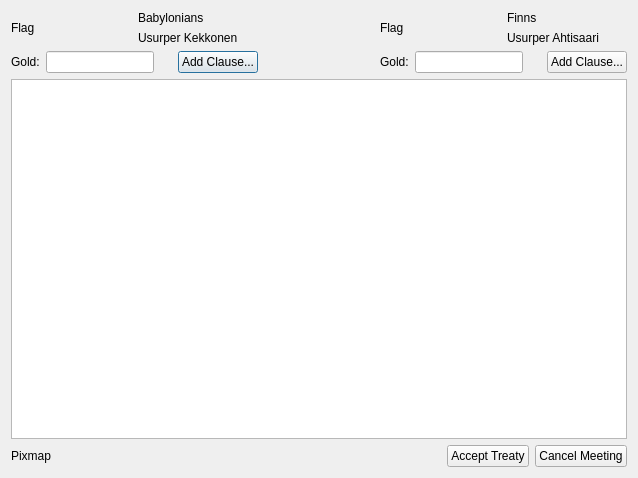
Before: the Qt Designer form gui-kde/treatydialog.ui in jusirkka/freeciv-kde, drawn with Qt 5.
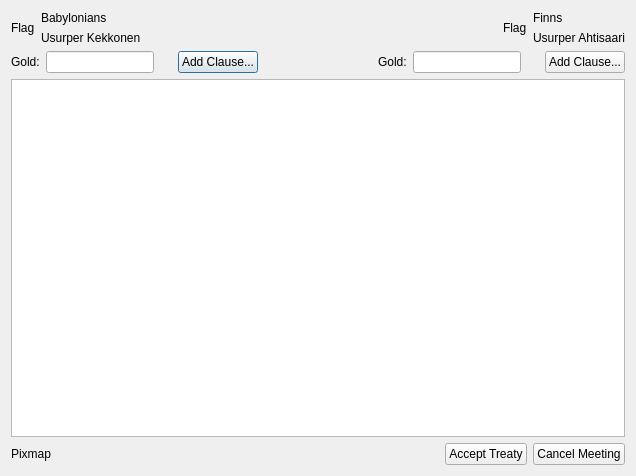
After: the same form once the commit is applied. Icons and pictures are not drawn.

Diff of the .ui file:
```diff
--- a/gui-kde/treatydialog.ui
+++ b/gui-kde/treatydialog.ui
@@ -6,8 +6,8 @@
    <rect>
     <x>0</x>
     <y>0</y>
-    <width>638</width>
-    <height>478</height>
+    <width>636</width>
+    <height>476</height>
    </rect>
   </property>
   <property name="windowTitle">
@@ -47,6 +47,19 @@
              </item>
             </layout>
            </item>
+           <item>
+            <spacer name="horizontalSpacer_5">
+             <property name="orientation">
+              <enum>Qt::Horizontal</enum>
+             </property>
+             <property name="sizeHint" stdset="0">
+              <size>
+               <width>40</width>
+               <height>20</height>
+              </size>
+             </property>
+            </spacer>
+           </item>
           </layout>
          </item>
          <item>
@@ -105,6 +118,19 @@
         <layout class="QVBoxLayout" name="verticalLayout_4">
          <item>
           <layout class="QHBoxLayout" name="horizontalLayout_2">
+           <item>
+            <spacer name="horizontalSpacer_6">
+             <property name="orientation">
+              <enum>Qt::Horizontal</enum>
+             </property>
+             <property name="sizeHint" stdset="0">
+              <size>
+               <width>40</width>
+               <height>20</height>
+              </size>
+             </property>
+            </spacer>
+           </item>
            <item>
             <widget class="QLabel" name="awayFlagLabel">
              <property name="text">
```
Left out of the diff: 12 changed lines with no effect on the pictures.
